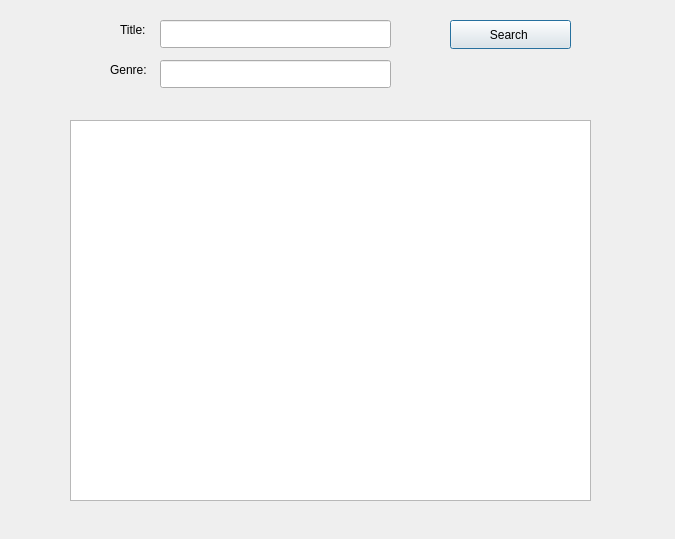
Qt form modules/UI/src/moviestable.ui (PerryVrajnitorincul26/proiectMCPP) before a commit.
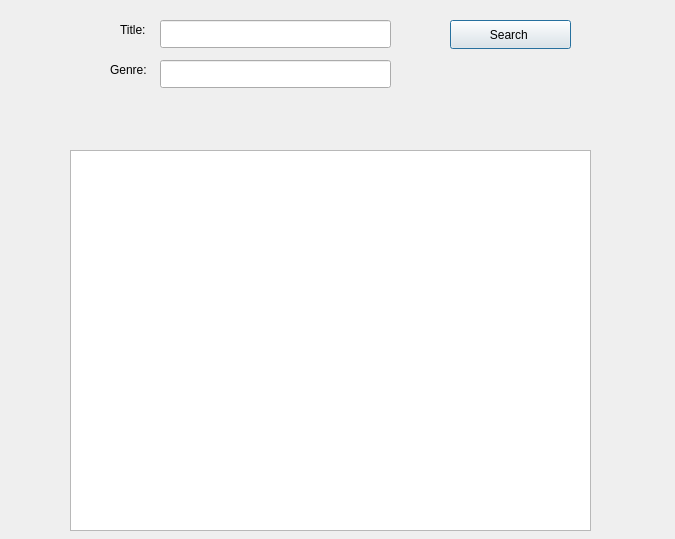
The same form after that commit.

Commit message: Created a Message Label and made it work when searching a movie by title

Patch:
```diff
--- a/modules/UI/src/moviestable.ui
+++ b/modules/UI/src/moviestable.ui
@@ -17,7 +17,7 @@
    <property name="geometry">
     <rect>
      <x>70</x>
-     <y>120</y>
+     <y>150</y>
      <width>521</width>
      <height>381</height>
     </rect>
@@ -82,6 +82,19 @@
     <string>Genre:</string>
    </property>
   </widget>
+  <widget class="QLabel" name="msgLabel">
+   <property name="geometry">
+    <rect>
+     <x>70</x>
+     <y>120</y>
+     <width>531</width>
+     <height>20</height>
+    </rect>
+   </property>
+   <property name="text">
+    <string/>
+   </property>
+  </widget>
  </widget>
  <resources/>
  <connections/>
```
The commit also changes 1 other file.
